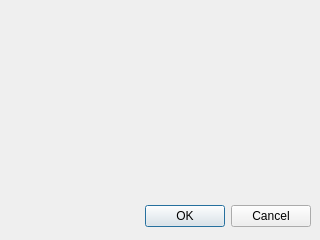
First picture: the form in ui/infodialog.ui, repository maxavadallat/maxdesigner, before the edit.
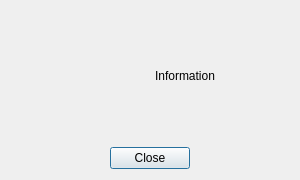
Second picture: the form after the edit. Icons and pictures are not drawn.

What changed in the file:
```diff
--- a/ui/infodialog.ui
+++ b/ui/infodialog.ui
@@ -6,29 +6,105 @@
    <rect>
     <x>0</x>
     <y>0</y>
-    <width>320</width>
-    <height>240</height>
+    <width>300</width>
+    <height>180</height>
    </rect>
   </property>
+  <property name="minimumSize">
+   <size>
+    <width>300</width>
+    <height>180</height>
+   </size>
+  </property>
   <property name="windowTitle">
    <string>Information</string>
   </property>
-  <widget class="QDialogButtonBox" name="buttonBox">
-   <property name="geometry">
-    <rect>
-     <x>10</x>
-     <y>200</y>
-     <width>301</width>
-     <height>32</height>
-    </rect>
-   </property>
-   <property name="orientation">
-    <enum>Qt::Horizontal</enum>
-   </property>
-   <property name="standardButtons">
-    <set>QDialogButtonBox::Cancel|QDialogButtonBox::Ok</set>
-   </property>
-  </widget>
+  <layout class="QGridLayout" name="gridLayout">
+   <item row="0" column="0">
+    <widget class="QLabel" name="label">
+     <property name="minimumSize">
+      <size>
+       <width>64</width>
+       <height>64</height>
+      </size>
+     </property>
+     <property name="maximumSize">
+      <size>
+       <width>64</width>
+       <height>64</height>
+      </size>
+     </property>
+     <property name="text">
+      <string/>
+     </property>
+     <property name="pixmap">
+      <pixmap resource="../maxdesignerimages.qrc">:/assets/icons/information-icon.png</pixmap>
+     </property>
+     <property name="scaledContents">
+      <bool>true</bool>
+     </property>
+    </widget>
+   </item>
+   <item row="0" column="1">
+    <widget class="QLabel" name="infoTextLabel">
+     <property name="sizePolicy">
+      <sizepolicy hsizetype="MinimumExpanding" vsizetype="MinimumExpanding">
+       <horstretch>0</horstretch>
+       <verstretch>0</verstretch>
+      </sizepolicy>
+     </property>
+     <property name="text">
+      <string>Information</string>
+     </property>
+     <property name="alignment">
+      <set>Qt::AlignCenter</set>
+     </property>
+    </widget>
+   </item>
+   <item row="1" column="0" colspan="2">
+    <layout class="QHBoxLayout" name="horizontalLayout">
+     <item>
+      <spacer name="horizontalSpacer">
+       <property name="orientation">
+        <enum>Qt::Horizontal</enum>
+       </property>
+       <property name="sizeHint" stdset="0">
+        <size>
+         <width>40</width>
+         <height>20</height>
+        </size>
+       </property>
+      </spacer>
+     </item>
+     <item>
+      <widget class="QDialogButtonBox" name="buttonBox">
+       <property name="orientation">
+        <enum>Qt::Horizontal</enum>
+       </property>
+       <property name="standardButtons">
+        <set>QDialogButtonBox::Close</set>
+       </property>
+       <property name="centerButtons">
+        <bool>true</bool>
+       </property>
+      </widget>
+     </item>
+     <item>
+      <spacer name="horizontalSpacer_2">
+       <property name="orientation">
+        <enum>Qt::Horizontal</enum>
+       </property>
+       <property name="sizeHint" stdset="0">
+        <size>
+         <width>40</width>
+         <height>20</height>
+        </size>
+       </property>
+      </spacer>
+     </item>
+    </layout>
+   </item>
+  </layout>
  </widget>
  <resources/>
  <connections>
```
Left out of the diff: 4 changed lines with no effect on the pictures.
